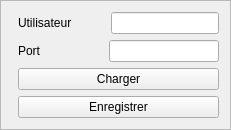
Old version of the form optionswindow.ui in the repository Sryther/mini-chat.
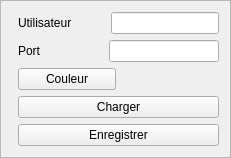
New version of the form.

Commit message: Choix de la couleur du nom

What changed in the file:
```diff
--- a/optionswindow.ui
+++ b/optionswindow.ui
@@ -6,8 +6,8 @@
    <rect>
     <x>0</x>
     <y>0</y>
-    <width>262</width>
-    <height>162</height>
+    <width>260</width>
+    <height>192</height>
    </rect>
   </property>
   <property name="windowTitle">
@@ -97,20 +97,38 @@
        </item>
       </layout>
      </item>
-     <item row="4" column="1">
-      <widget class="QPushButton" name="saveButton">
-       <property name="text">
-        <string>Enregistrer</string>
-       </property>
-      </widget>
-     </item>
      <item row="3" column="1">
+      <layout class="QHBoxLayout" name="horizontalLayout_3">
+       <item>
+        <widget class="QPushButton" name="pushButton">
+         <property name="text">
+          <string>Couleur</string>
+         </property>
+        </widget>
+       </item>
+       <item>
+        <widget class="QLabel" name="label_3">
+         <property name="text">
+          <string/>
+         </property>
+        </widget>
+       </item>
+      </layout>
+     </item>
+     <item row="4" column="1">
       <widget class="QPushButton" name="loadButton">
        <property name="text">
         <string>Charger</string>
        </property>
       </widget>
      </item>
+     <item row="5" column="1">
+      <widget class="QPushButton" name="saveButton">
+       <property name="text">
+        <string>Enregistrer</string>
+       </property>
+      </widget>
+     </item>
     </layout>
    </item>
   </layout>
```
The commit also changes 2 other files.
